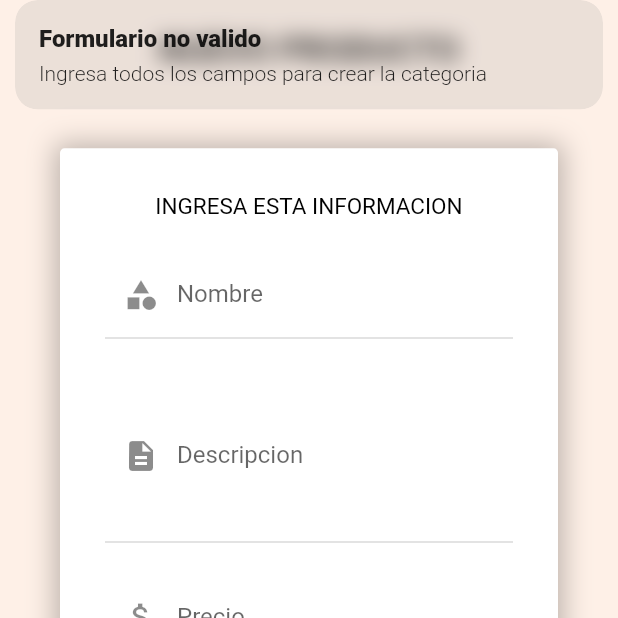
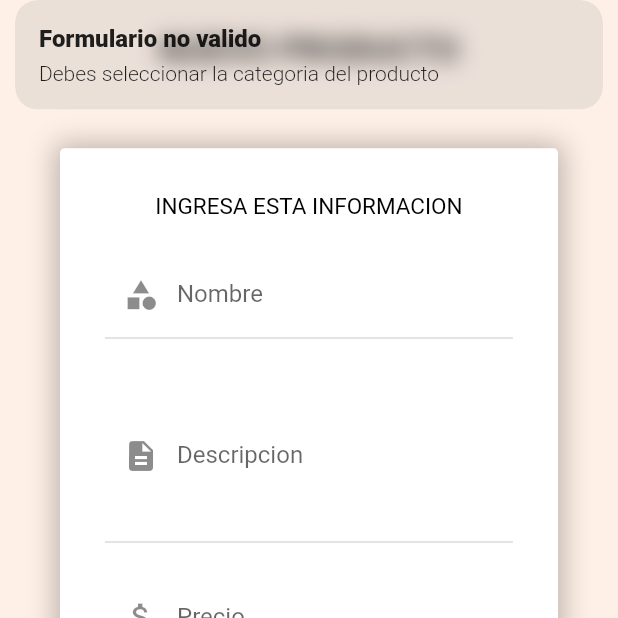
Before and after one commit to Spina7/modular_app1, a Flutter app: the RestaurantProductsCreatePage screen opened directly, after a tap on "CREAR PRODUCTO", on a phone screen of 412 x 824 dp, the top half of it. Run offline on Flutter 3.47's test engine with Material 2 defaults, Android fonts, the phone set to English and light mode, and no system bars; our stand-ins replace get, get_storage, image_picker, sn_progress_dialog; accounts and stored records are empty; network calls fail.

Commit message:
Avance de David

```diff
--- /dev/null
+++ b/lib/src/models/product.dart
@@ -0,0 +1,60 @@
+// To parse this JSON data, do
+//
+//     final product = productFromJson(jsonString);
+
+import 'dart:convert';
+
+Product productFromJson(String str) => Product.fromJson(json.decode(str));
+
+String productToJson(Product data) => json.encode(data.toJson());
+
+class Product {
+
+  String? id;
+  String? name;
+  String? description;
+  String? image1;
+  String? image2;
+  String? image3;
+  String? idCategory;
+  double? price;
+  int? quantity;
+
+  Product({
+    this.id,
+    this.name,
+    this.description,
+    this.image1,
+    this.image2,
+    this.image3,
+    this.idCategory,
+    this.price,
+    this.quantity,
+  });
+
+
+
+  factory Product.fromJson(Map<String, dynamic> json) => Product(
+    id: json["id"],
+    name: json["name"],
+    description: json["description"],
+    image1: json["image1"],
+    image2: json["image2"],
+    image3: json["image3"],
+    idCategory: json["id_category"],
+    price: json["precio"].toDouble(),
+    quantity: json["quantity"],
+  );
+
+  Map<String, dynamic> toJson() => {
+    "id": id,
+    "name": name,
+    "description": description,
+    "image1": image1,
+    "image2": image2,
+    "image3": image3,
+    "id_category": idCategory,
+    "precio": price,
+    "quantity": quantity,
+  };
+}
--- a/lib/src/pages/client/home/client_home_page.dart
+++ b/lib/src/pages/client/home/client_home_page.dart
@@ -2,6 +2,7 @@
 
 import 'package:app1/src/pages/client/home/client_home_controller.dart';
 import 'package:app1/src/pages/client/products/list/client_products_list_controller.dart';
+import 'package:app1/src/pages/client/products/list/client_products_list_page.dart';
 import 'package:app1/src/pages/client/profile/info/client_profile_info_page.dart';
 import 'package:app1/src/pages/delivery/orders/list/delivery_orders_list_page.dart';
 import 'package:app1/src/pages/register/register_page.dart';
@@ -32,7 +33,7 @@
           index: con.indexTab.value,
           children: [
 
-            RestaurantOrdersListPage(),
+            ClientProductsListPage(),
             DeliveryOrdersListPage(),
             ClientProfileInfoPage(),
 
@@ -57,7 +58,7 @@
         //ELEMENTOS REFLEJADOS DENTRO DEL BOTTOM BAR
         BottomNavyBarItem(
           icon: Icon(Icons.apps),
-          title: Text('HOME'),
+          title: Text('Productos'),
           activeColor: Colors.white,
           inactiveColor: Colors.black,
         ),
--- a/lib/src/pages/restaurant/products/create/restaurant_products_create_controller.dart
+++ b/lib/src/pages/restaurant/products/create/restaurant_products_create_controller.dart
@@ -1,6 +1,9 @@
 
 
+import 'dart:convert';
 import 'dart:io';
+import 'package:app1/src/models/product.dart';
+import 'package:app1/src/providers/products_provider.dart';
 import 'package:flutter/material.dart';
 import 'package:app1/src/models/category.dart';
 import 'package:app1/src/models/response_api.dart';
@@ -8,6 +11,7 @@
 import 'package:flutter/cupertino.dart';
 import 'package:get/get.dart';
 import 'package:image_picker/image_picker.dart';
+import 'package:sn_progress_dialog/sn_progress_dialog.dart';
 
 class RestaurantProductsCreateController extends GetxController {
 
@@ -22,9 +26,10 @@
   File? imageFile2;
   File? imageFile3;
 
-  String? idCategory; //SABER CUAL ID SELECCIONO EL USUARIO
+  var idCategory = ''.obs; //SABER CUAL ID SELECCIONO EL USUARIO
+  List<Category> categories = <Category>[].obs;
 
-  List<Category> categories = <Category>[].obs;
+  ProductsProvider productsProvider = ProductsProvider();
 
   RestaurantProductsCreateController(){
     getCategories();
@@ -37,33 +42,86 @@
   }
 
   //METODO UTILIZADO EN EL BOTON "_BUTTONCREATE"
-  void createCategory() async {
+  void createProduct(BuildContext context) async {
 
     String name = nameController.text;
     String description = descriptionController.text;
+    String price = priceController.text;
 
     print('NAME: ${name}');
     print('DESCRIPTION: ${description}');
+    print('PRICE: ${price}');
+    print('ID CATEGORY: ${idCategory}');
+    ProgressDialog progressDialog = ProgressDialog(context: context);
 
-    if(name.isNotEmpty && description.isNotEmpty){
+    if(isValidFrom(name, description, price)){
+    Product product = Product(
+      name: name,
+      description: description,
+      price: double.parse(price),
+      idCategory: idCategory.value
+    );
 
-      Category category = Category(
-        name: name,
-        description: description
-      );
-      //MANDO EL MODELO Y LANZO LA PETICION
-      ResponseApi responseApi = await categoriesProvider.create(category);
+    progressDialog.show(max: 100, msg: 'Espere un momento...');
 
-      Get.snackbar('Proceso terminado', responseApi.message ?? '' );
 
-      if(responseApi.success == true){//si se cera correctamente se limpia el formulario
+    List<File> images = [];
+    images.add(imageFile1!);
+    images.add(imageFile2!);
+    images.add(imageFile3!);
+
+    Stream stream = await productsProvider.create(product, images);
+    stream.listen((res) {
+      progressDialog.close();
+
+      ResponseApi responseApi = ResponseApi.fromJson(json.decode(res));
+      Get.snackbar('Procerso terminado', responseApi.message ?? '');
+      if(responseApi.success == true){
         clearForm();
       }
+    });
 
+    }
 
-    }else{
-      Get.snackbar('Formulario no valido', 'Ingresa todos los campos para crear la categoria');
+  }
+
+  bool isValidFrom(String name, String description, String price){
+    if(name.isNotEmpty){
+      Get.snackbar(('Formulario no valido'), 'Ingresa el nombre del producto');
+      return false;
     }
+
+    if(description.isNotEmpty){
+      Get.snackbar(('Formulario no valido'), 'Ingresa la descripcion del producto');
+      return false;
+    }
+
+    if(price.isNotEmpty){
+      Get.snackbar(('Formulario no valido'), 'Ingresa el precio del producto');
+      return false;
+    }
+
+    if(idCategory.value == ''){
+      Get.snackbar(('Formulario no valido'), 'Debes seleccionar la categoria del producto');
+      return false;
+    }
+
+    if(imageFile1 == null){
+      Get.snackbar(('Formulario no valido'), 'Selecciona la imagen del producto numero 1');
+      return false;
+    }
+
+    if(imageFile2 == null){
+      Get.snackbar(('Formulario no valido'), 'Selecciona la imagen del producto numero 2');
+      return false;
+    }
+
+    if(imageFile3 == null){
+      Get.snackbar(('Formulario no valido'), 'Selecciona la imagen del producto numero 3');
+      return false;
+    }
+
+    return true;
 
   }
 
@@ -122,12 +180,17 @@
 
 
 
-  //LIMPAR EL FORMULARIO "CREAR CATEGORIA"
+  //LIMPIAR EL FORMULARIO "CREAR CATEGORIA"
   void clearForm(){
 
     nameController.text = '';
     descriptionController.text = '';
-
+    priceController.text = '';
+    imageFile1 = null;
+    imageFile2 = null;
+    imageFile3 = null;
+    idCategory.value = '';
+    update();
   }
 
 }
--- a/lib/src/pages/restaurant/products/create/restaurant_products_create_page.dart
+++ b/lib/src/pages/restaurant/products/create/restaurant_products_create_page.dart
@@ -113,10 +113,10 @@
           ),
         ),
         items: _dropDownItems(categories),
-        //value: con.idCategory,
+        value: con.idCategory.value == '' ? null : con.idCategory.value,
         onChanged: (option){
           print('opcion seleccionada ${option}');
-          con.idCategory = option.toString();
+          con.idCategory.value = option.toString();
         },
       ),
     );
@@ -164,7 +164,7 @@
       margin: EdgeInsets.symmetric(horizontal: 30, vertical: 20),
       child: ElevatedButton(
           onPressed: () {
-            con.createCategory();
+            con.createProduct(context);
           },
           style: ElevatedButton.styleFrom(
             padding: EdgeInsets.symmetric(vertical: 15),
```
Also changed, not shown: lib/src/pages/client/products/list/client_products_list_controller.dart (+15 -0 lines), lib/src/pages/client/products/list/client_products_list_page.dart (+27 -3 lines), lib/src/providers/products_provider.dart (added, +36 -0 lines), pubspec.lock.
